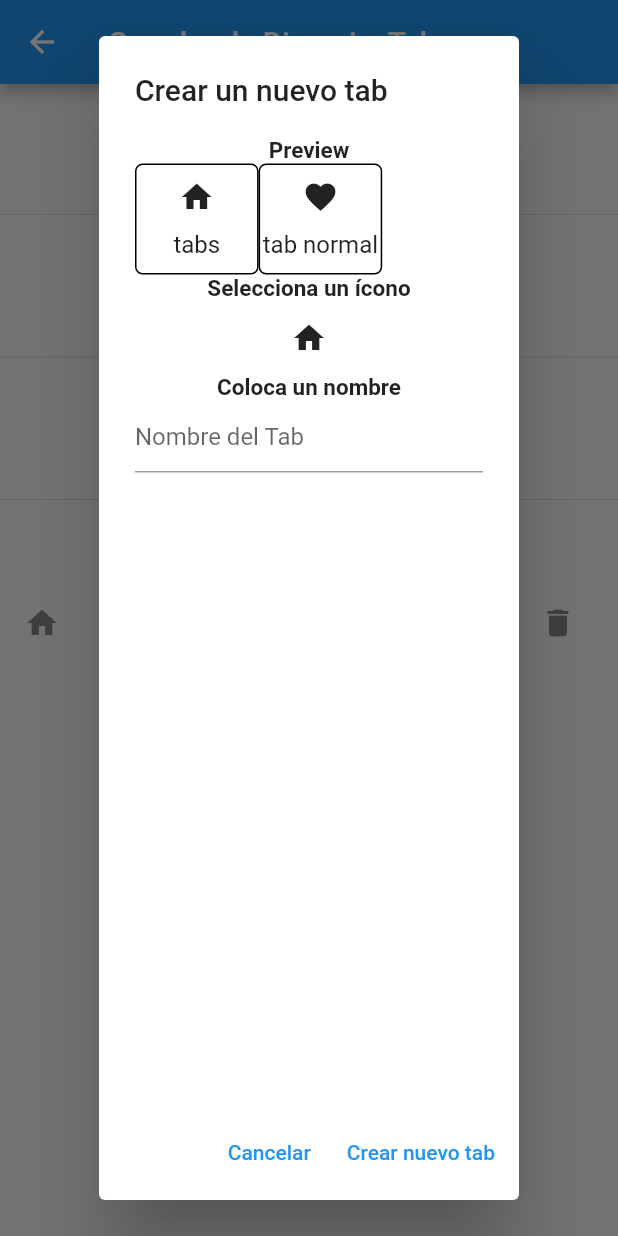
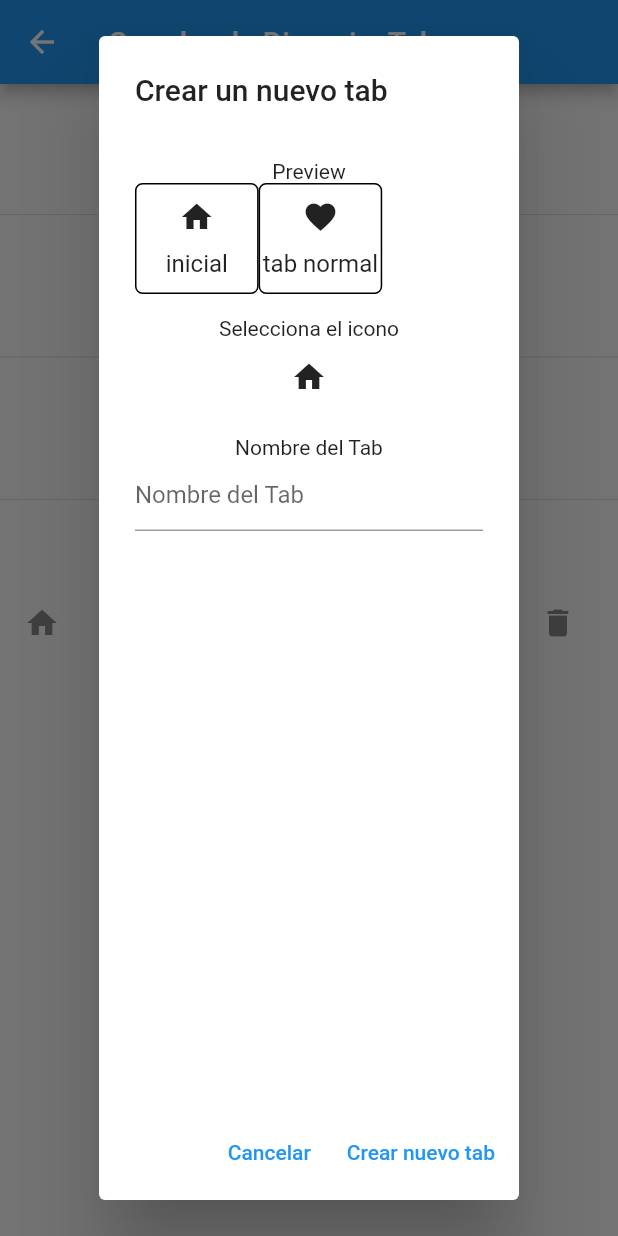
Before and after one commit to MagnoDaza/separado, a Flutter app: the TabCreatorPage screen opened directly, after a tap on "Crear un nuevo tab", on a phone screen of 412 x 824 dp. Run offline on Flutter 3.47's test engine with Material 2 defaults, Android fonts, the phone set to English and light mode, and no system bars; our stand-ins replace fluttertoast.

Commit message:
Ahora se muestra un preview bastante bien para empezar.

```diff
--- a/lib/new_tab_dialog.dart
+++ /dev/null
@@ -1,145 +0,0 @@
-// File: new_tab_dialog.dart
-import 'package:flutter/material.dart';
-import 'package:fluttertoast/fluttertoast.dart';
-import 'package:provider/provider.dart';
-import 'icon_list.dart';
-import 'tab_provider.dart';
-import 'tab_preview.dart'; // Import TabPreview
-
-class NewTabDialog extends StatefulWidget {
-  final int? tabIndex;
-  NewTabDialog({this.tabIndex});
-
-  @override
-  _NewTabDialogState createState() => _NewTabDialogState();
-}
-
-class _NewTabDialogState extends State<NewTabDialog> {
-  TextEditingController? _textController;
-  ValueNotifier<IconData>? _icon;
-
-  @override
-  void initState() {
-    super.initState();
-    if (widget.tabIndex != null) {
-      _textController = TextEditingController(
-        text: Provider.of<TabProvider>(context, listen: false)
-            .myTabs[widget.tabIndex!]
-            .text,
-      );
-      _icon = ValueNotifier<IconData>(
-          Provider.of<TabProvider>(context, listen: false)
-              .myTabs[widget.tabIndex!]
-              .icon);
-    } else {
-      _textController = TextEditingController();
-      _icon = ValueNotifier<IconData>(Icons.home);
-    }
-  }
-
-  @override
-  Widget build(BuildContext context) {
-    return AlertDialog(
-      title:
-          Text(widget.tabIndex != null ? 'Editar Tab' : 'Crear un nuevo tab'),
-      content: Column(
-        children: <Widget>[
-          Text('Preview',
-              style: TextStyle(fontWeight: FontWeight.bold, fontSize: 15)),
-          // Add TabPreview here
-          if (_textController != null && _icon != null)
-            ValueListenableBuilder<IconData>(
-              valueListenable: _icon!,
-              builder: (context, value, child) {
-                return TabPreview(text: _textController!.text, icon: value);
-              },
-            ),
-          Text('Selecciona un ícono',
-              style: TextStyle(fontWeight: FontWeight.bold, fontSize: 15)),
-          IconButton(
-            icon: ValueListenableBuilder<IconData>(
-              valueListenable: _icon!,
-              builder: (context, value, child) {
-                return Icon(value);
-              },
-            ),
-            onPressed: () async {
-              IconData? selectedIcon = await showDialog<IconData>(
-                context: context,
-                builder: (BuildContext context) {
-                  return Dialog(
-                    child: IconList(),
-                  );
-                },
-              );
-              if (selectedIcon != null) {
-                _icon!.value = selectedIcon;
-              }
-            },
-          ),
-          Text('Coloca un nombre',
-              style: TextStyle(fontWeight: FontWeight.bold, fontSize: 15)),
-          TextField(
-            controller: _textController,
-            decoration: InputDecoration(hintText: "Nombre del Tab"),
-          ),
-        ],
-      ),
-      actions: <Widget>[
-        TextButton(
-          child: Text('Cancelar'),
-          onPressed: () => Navigator.of(context).pop(),
-        ),
-        TextButton(
-          child: Text(widget.tabIndex != null
-              ? 'Confirmar edición'
-              : 'Crear nuevo tab'),
-          onPressed: () {
-            if (_textController != null &&
-                _icon != null &&
-                _textController!.text.isNotEmpty) {
-              if (widget.tabIndex != null) {
-                Provider.of<TabProvider>(context, listen: false).updateTab(
-                    widget.tabIndex!, _textController!.text, _icon!.value);
-                Fluttertoast.showToast(
-                  msg: "Tab actualizado",
-                  toastLength: Toast.LENGTH_SHORT,
-                  gravity: ToastGravity.BOTTOM,
-                );
-              } else {
-                bool tabExists =
-                    Provider.of<TabProvider>(context, listen: false)
-                        .myTabs
-                        .any((tab) => tab.text == _textController!.text);
-                if (tabExists) {
-                  Fluttertoast.showToast(
-                    msg: "No se pueden tener tabs con el mismo nombre",
-                    toastLength: Toast.LENGTH_SHORT,
-                    gravity: ToastGravity.BOTTOM,
-                  );
-                } else {
-                  Provider.of<TabProvider>(context, listen: false)
-                      .addTab(_textController!.text, _icon!.value);
-                  Fluttertoast.showToast(
-                    msg: "Tab creado",
-                    toastLength: Toast.LENGTH_SHORT,
-                    gravity: ToastGravity.BOTTOM,
-                  );
-                  _textController!.clear();
-                  FocusScope.of(context).unfocus();
-                }
-              }
-            } else {
-              Fluttertoast.showToast(
-                msg: "Por favor, proporciona un nombre para el tab",
-                toastLength: Toast.LENGTH_SHORT,
-                gravity: ToastGravity.BOTTOM,
-              );
-            }
-            Navigator.of(context).pop();
-          },
-        ),
-      ],
-    );
-  }
-}
--- a/lib/tab_creator_page.dart
+++ b/lib/tab_creator_page.dart
@@ -3,7 +3,7 @@ import 'package:flutter/material.dart';
 import 'package:fluttertoast/fluttertoast.dart';
 import 'package:provider/provider.dart';
 import 'tab_provider.dart';
-import 'new_tab_dialog.dart';
+import 'tabs_dialog.dart'; // Import TabDialog class
 import 'show_hide_tabs_page.dart';
 import 'tab_organizer_dialog.dart';
 
@@ -16,29 +16,6 @@ class TabCreatorPage extends StatefulWidget {
 }
 
 class _TabCreatorPageState extends State<TabCreatorPage> {
-  TextEditingController? _textController;
-  IconData? _icon;
-  int? _tabIndex;
-
-  @override
-  void initState() {
-    super.initState();
-    if (widget.tabIndex != null) {
-      _textController = TextEditingController(
-        text: Provider.of<TabProvider>(context, listen: false)
-            .myTabs[widget.tabIndex!]
-            .text,
-      );
-      _icon = Provider.of<TabProvider>(context, listen: false)
-          .myTabs[widget.tabIndex!]
-          .icon;
-      _tabIndex = widget.tabIndex;
-    } else {
-      _textController = TextEditingController();
-      _icon = Icons.home;
-    }
-  }
-
   @override
   Widget build(BuildContext context) {
     return Scaffold(
@@ -58,7 +35,7 @@ class _TabCreatorPageState extends State<TabCreatorPage> {
                   showDialog(
                     context: context,
                     builder: (BuildContext context) {
-                      return NewTabDialog();
+                      return TabDialog(isNewTab: true);
                     },
                   );
                 },
@@ -117,17 +94,14 @@ class _TabCreatorPageState extends State<TabCreatorPage> {
                           icon: Icon(Icons.edit),
                           onPressed: () {
                             // Add your logic for editing a tab here
-                            _textController =
-                                TextEditingController(text: tabData.text);
-                            _icon = tabData.icon;
-                            _tabIndex =
+                            int tabIndex =
                                 Provider.of<TabProvider>(context, listen: false)
                                     .myTabs
                                     .indexOf(tabData);
                             showDialog(
                               context: context,
                               builder: (BuildContext context) {
-                                return NewTabDialog(tabIndex: _tabIndex);
+                                return TabDialog(tabIndex: tabIndex);
                               },
                             );
                           },
--- a/lib/tab_preview.dart
+++ b/lib/tab_preview.dart
@@ -1,11 +1,10 @@
-// File: tab_preview.dart
 import 'package:flutter/material.dart';
 
 class TabPreview extends StatelessWidget {
-  final String text;
+  final TextEditingController textController;
   final IconData icon;
 
-  TabPreview({required this.text, required this.icon});
+  TabPreview({required this.textController, required this.icon});
 
   @override
   Widget build(BuildContext context) {
@@ -18,9 +17,14 @@ class TabPreview extends StatelessWidget {
             border: Border.all(color: Colors.black),
             borderRadius: BorderRadius.circular(5),
           ),
-          child: Tab(
-            text: 'tabs',
-            icon: Icon(icon),
+          child: ValueListenableBuilder<TextEditingValue>(
+            valueListenable: textController,
+            builder: (context, value, child) {
+              return Tab(
+                text: value.text.isEmpty ? 'inicial' : value.text,
+                icon: Icon(icon),
+              );
+            },
           ),
         ),
         const SizedBox(height: 0),
--- a/lib/edit_tabs_dialog.dart
+++ b/lib/tabs_dialog.dart
@@ -1,20 +1,22 @@
-// File: new_tab_dialog.dart
+// File: tab_dialog.dart
 import 'package:flutter/material.dart';
 import 'package:fluttertoast/fluttertoast.dart';
 import 'package:provider/provider.dart';
 import 'icon_list.dart';
 import 'tab_provider.dart';
-import 'tab_preview.dart'; // Import TabPreview
+import 'tab_preview.dart'; // Import TabPreview class
 
-class NewTabDialog extends StatefulWidget {
+class TabDialog extends StatefulWidget {
   final int? tabIndex;
-  NewTabDialog({this.tabIndex});
+  final bool isNewTab;
+
+  TabDialog({this.tabIndex, this.isNewTab = false});
 
   @override
-  _NewTabDialogState createState() => _NewTabDialogState();
+  _TabDialogState createState() => _TabDialogState();
 }
 
-class _NewTabDialogState extends State<NewTabDialog> {
+class _TabDialogState extends State<TabDialog> {
   TextEditingController? _textController;
   IconData? _icon;
 
@@ -39,14 +41,15 @@ class _NewTabDialogState extends State<NewTabDialog> {
   @override
   Widget build(BuildContext context) {
     return AlertDialog(
-      title:
-          Text(widget.tabIndex != null ? 'Editar Tab' : 'Crear un nuevo tab'),
+      title: Text(widget.isNewTab ? 'Crear un nuevo tab' : 'Editar Tab'),
       content: Column(
         children: <Widget>[
-          TextField(
-            controller: _textController,
-            decoration: InputDecoration(hintText: "Nombre del Tab"),
-          ),
+          const SizedBox(height: 15),
+          const Text('Preview', style: TextStyle(fontSize: 14)),
+          if (_textController != null && _icon != null)
+            TabPreview(textController: _textController!, icon: _icon!),
+          const SizedBox(height: 15),
+          const Text('Selecciona el icono', style: TextStyle(fontSize: 14)),
           IconButton(
             icon: Icon(_icon),
             onPressed: () async {
@@ -65,9 +68,12 @@ class _NewTabDialogState extends State<NewTabDialog> {
               }
             },
           ),
-          // Add TabPreview here
-          if (_textController != null && _icon != null)
-            TabPreview(text: _textController!.text, icon: _icon!),
+          const SizedBox(height: 15),
+          const Text('Nombre del Tab', style: TextStyle(fontSize: 14)),
+          TextField(
+            controller: _textController,
+            decoration: InputDecoration(hintText: "Nombre del Tab"),
+          ),
         ],
       ),
       actions: <Widget>[
@@ -76,16 +82,18 @@ class _NewTabDialogState extends State<NewTabDialog> {
           onPressed: () => Navigator.of(context).pop(),
         ),
         TextButton(
-          child: Text(widget.tabIndex != null
-              ? 'Confirmar edición'
-              : 'Crear nuevo tab'),
+          child:
+              Text(widget.isNewTab ? 'Crear nuevo tab' : 'Confirmar edición'),
           onPressed: () {
             if (_textController != null &&
                 _icon != null &&
                 _textController!.text.isNotEmpty) {
-              if (widget.tabIndex != null) {
-                Provider.of<TabProvider>(context, listen: false)
-                    .updateTab(widget.tabIndex!, _textController!.text, _icon!);
+              if (!widget.isNewTab) {
+                Provider.of<TabProvider>(context, listen: false).updateTab(
+                  widget.tabIndex!,
+                  _textController!.text,
+                  _icon!,
+                );
                 Fluttertoast.showToast(
                   msg: "Tab actualizado",
                   toastLength: Toast.LENGTH_SHORT,
```
